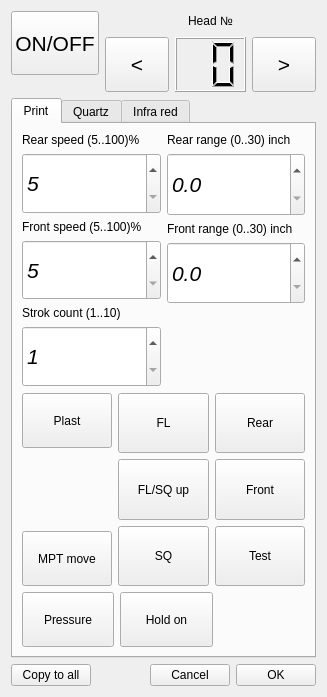
This is headsettingdialog.ui in mishkoLitvin/L_Aries-progect as Qt 5 draws it before an edit. The edited form follows.
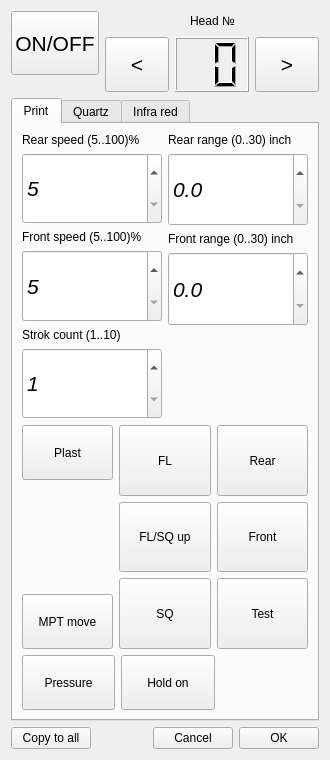
This is the edited form. Icons and pictures are not drawn.

Diff of the .ui file:
```diff
--- a/headsettingdialog.ui
+++ b/headsettingdialog.ui
@@ -6,10 +6,28 @@
    <rect>
     <x>0</x>
     <y>0</y>
-    <width>327</width>
-    <height>697</height>
+    <width>330</width>
+    <height>760</height>
    </rect>
   </property>
+  <property name="sizePolicy">
+   <sizepolicy hsizetype="Preferred" vsizetype="Preferred">
+    <horstretch>0</horstretch>
+    <verstretch>0</verstretch>
+   </sizepolicy>
+  </property>
+  <property name="minimumSize">
+   <size>
+    <width>330</width>
+    <height>760</height>
+   </size>
+  </property>
+  <property name="maximumSize">
+   <size>
+    <width>350</width>
+    <height>760</height>
+   </size>
+  </property>
   <property name="windowTitle">
    <string>Dialog</string>
   </property>
@@ -176,6 +194,9 @@
        <height>33</height>
       </size>
      </property>
+     <property name="usesScrollButtons">
+      <bool>false</bool>
+     </property>
      <widget class="QWidget" name="tabPrint">
       <attribute name="icon">
        <iconset resource="icons.qrc">
```
